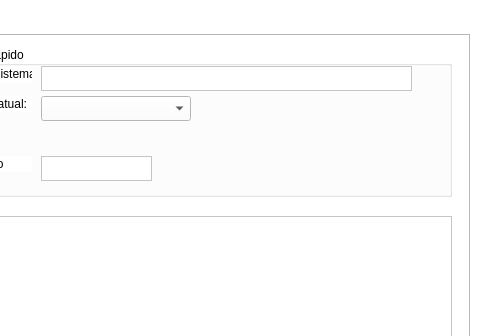
This is assets/main.ui in ioisaque/ideyou-print as Qt 5 draws it before an edit; both pictures show x 320 to 800 and y 0 to 336 of the 800 by 550 pixel window. The edited form follows.
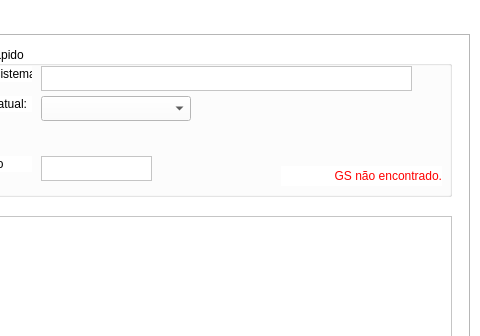
This is the edited form. Icons and pictures are not drawn.

What changed in the file:
```diff
--- a/assets/main.ui
+++ b/assets/main.ui
@@ -415,6 +415,28 @@
         </size>
        </property>
       </widget>
+      <widget class="QLabel" name="gsv_label">
+       <property name="geometry">
+        <rect>
+         <x>340</x>
+         <y>120</y>
+         <width>161</width>
+         <height>20</height>
+        </rect>
+       </property>
+       <property name="layoutDirection">
+        <enum>Qt::LeftToRight</enum>
+       </property>
+       <property name="styleSheet">
+        <string notr="true">color: #F00;</string>
+       </property>
+       <property name="text">
+        <string>GS não encontrado.</string>
+       </property>
+       <property name="alignment">
+        <set>Qt::AlignRight|Qt::AlignTrailing|Qt::AlignVCenter</set>
+       </property>
+      </widget>
      </widget>
     </widget>
     <widget class="QWidget" name="tab2">
```
